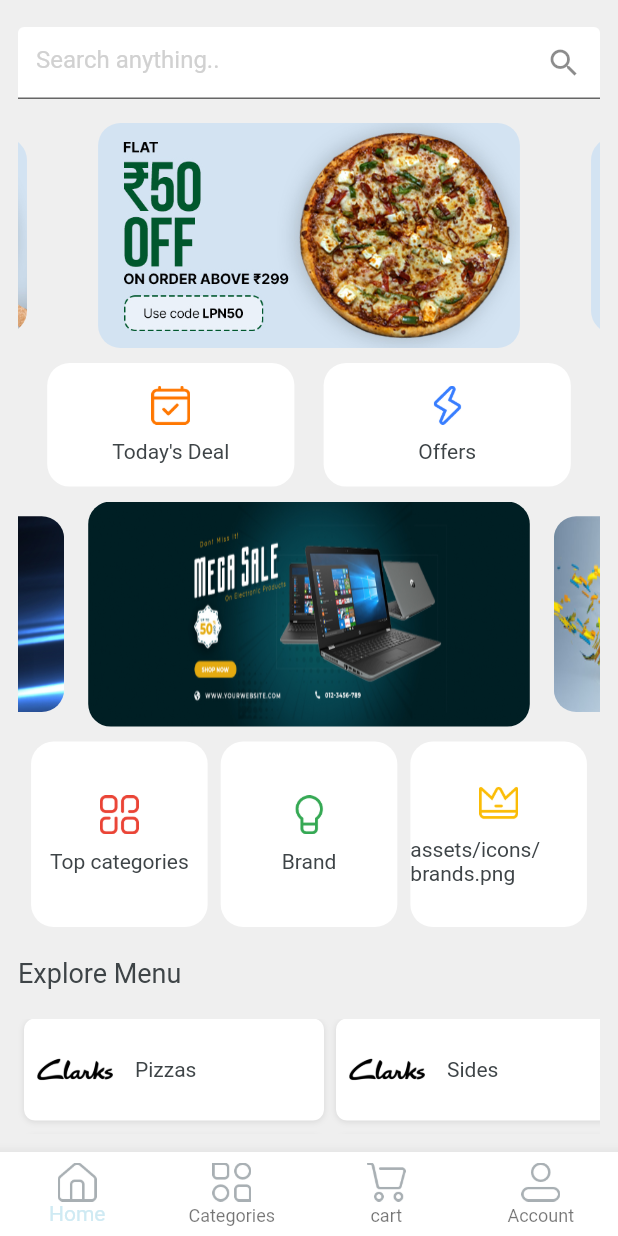
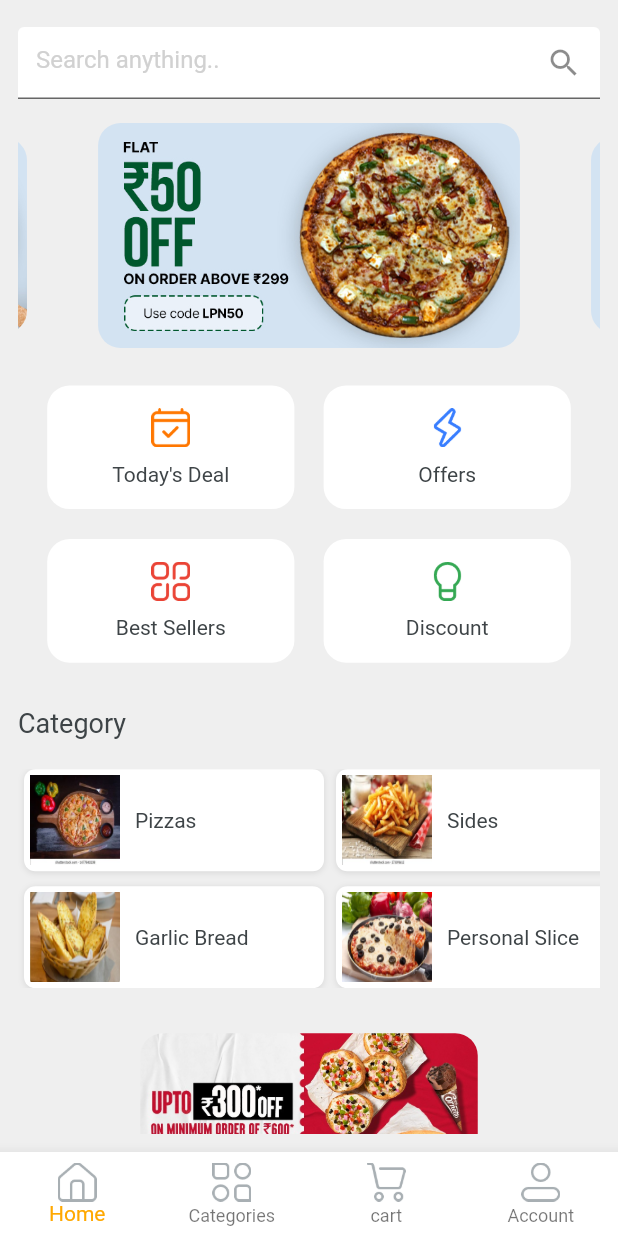
Before and after one commit to jain-dishika/PizzaOrdering-App, a Flutter app: the Home screen opened directly, on a phone screen of 412 x 824 dp. Run offline on Flutter 3.47's test engine with Material 2 defaults, Android fonts, the phone set to English and light mode, and no system bars; drawn by our look-alikes of velocity_x; our stand-ins replace get; Roboto replaces fonts that are missing (sans_bold, sans_regular, sans_semibold).

Commit message:
fixed complete ui

```diff
--- a/lib/consts/colors.dart
+++ b/lib/consts/colors.dart
@@ -5,7 +5,8 @@ const Color fontGrey = Color.fromRGBO(107, 115, 119, 1);
 const Color darkFontGrey = Color.fromRGBO(62, 68, 71, 1);
 const Color whiteColor = Color.fromRGBO(255, 255, 255, 1);
 const Color lightGrey = Color.fromRGBO(239, 239, 239, 1);
-const Color redColor = Color.fromRGBO(207, 234, 243, 1);
+const Color redColor = Color.fromRGBO(247, 63, 63, 1);
 const Color golden = Color.fromRGBO(255, 168, 0, 1);
 const Color lightGolden = Color(0xffFeead1);
+// const Color black = Color.fromRGBO(r, g, b, opacity)
 // const Color iceblue = Color(iceblue);
--- a/lib/consts/images.dart
+++ b/lib/consts/images.dart
@@ -66,7 +66,7 @@ const imgB10 = "assets/images/b10.jpeg";
 const imgCod = "assets/images/cod.png";
 const imgFc1 = "assets/images/fc1.jpeg";
 const imgFc2 = "assets/images/pizza.jpg";
-const imgFc3 = "assets/images/fc3.jpeg";
+const imgFc3 = "assets/images/pizza3.png";
 const imgFc4 = "assets/images/fc4.jpeg";
 const imgFc5 = "assets/images/fc5.jpeg";
 const imgFc6 = "assets/images/fc6.jpeg";
@@ -103,11 +103,11 @@ const imgProfile2 = "assets/images/profile_image_joya_ahsan.jpg";
 const imgProfile = "assets/images/profile_image.png";
 const imgRavePayment = "assets/images/rave_payment.png";
 const imgRozarpay = "assets/images/rozarpay.png";
-const imgS1 = "assets/images/s2.jpg";
-// const imgS2 = "assets/images/s2.jpg";
-const imgS3 = "assets/images/s3.jpg";
-const imgS4 = "assets/images/s4.jpg";
-const imgS5 = "assets/images/s5.jpg";
+const imgS1 = "assets/images/pizza1.jpg";
+const imgS2 = "assets/images/fries.jpg";
+// const imgS3 = "assets/images/s3.jpg";
+const imgS4 = "assets/images/garlic.jpg";
+const imgS5 = "assets/images/pizza2.jpg";
 const imgS6 = "assets/images/s6.jpg";
 const imgS7 = "assets/images/s7.jpg";
 const imgS8 = "assets/images/s8.jpg";
@@ -115,10 +115,10 @@ const imgS9 = "assets/images/s9.jpg";
 const imgS10 = "assets/images/s10.jpg";
 const imgS11 = "assets/images/s11.jpg";
 const imgS12 = "assets/images/s12.jpg";
-const imgSs1 = "assets/images/ss1.jpg";
-const imgSs2 = "assets/images/ss2.jpg";
-const imgSs3 = "assets/images/ss3.jpg";
-const imgSs4 = "assets/images/ss4.jpg";
+const imgSs1 = "assets/images/ss01.jpg";
+const imgSs2 = "assets/images/pizza2.jpg";
+const imgSs3 = "assets/images/pizza1.jpg";
+const imgSs4 = "assets/images/pizza.jpg";
 const imgSave = "assets/images/save.png";
 const imgSlider1 = "assets/images/slider_1.jpg";
 const imgSlider2 = "assets/images/slider_2.jpg";
--- a/lib/consts/lists.dart
+++ b/lib/consts/lists.dart
@@ -3,8 +3,8 @@ import 'package:my_app/consts/consts.dart';
 
 const socialIconList = [icFacebookLogo, icGoogleLogo, icTwitterLogo];
 
-const featuredImages1 = [imgS1, imgS1, imgS3];
-const featuredImages2 = [imgS4, imgS5, imgS6];
+const featuredImages1 = [imgS1, imgS2];
+const featuredImages2 = [imgS4, imgS5];
 
 const featuredTitles1 = [womenDress, girlsDress];
 const featuredTitles2 = [garlicBread, personalSlice];
--- a/lib/consts/strings.dart
+++ b/lib/consts/strings.dart
@@ -1,6 +1,6 @@
-const appname = "pizzaOrdering";
+const appname = "PizzaOrdering";
 const appversion = "Version 1.0.0";
-const credits = "@Baaba Devs";
+const credits = "@Coders_MD";
 const email = "Email";
 const name = "Name";
 const nameHint = "Dishika";
@@ -8,9 +8,9 @@ const emailHint = "admin@admin.com";
 const password = "Password";
 const passwordHint = "******";
 const reTypePassword = "******";
-const login = "LogIn";
+const login = "Log In";
 const signup = "Sign Up";
-const createNewAccount = "or, create a new account";
+const createNewAccount = "or, Create a new account";
 const loginWith = "Log in with";
 const privacyPolicy = "Privacy Policy";
 const termAndCond = "Terms and Conditions";
@@ -27,14 +27,14 @@ const searchanything = "Search anything..",
     todayDeal = "Today's Deal",
     flashsale = "Offers",
     topSellers = "Top SELLERS",
-    brand = "Brand",
+    brand = "Discount",
     womenDress = "Pizzas",
     girlsDress = "Sides",
     personalSlice = "Personal Slice",
     garlicBread = "Garlic Bread",
     featuredProduct = "Treding Items",
-    topCategories = "Top categories",
-    featuredCategories = "Explore Menu";
+    topCategories = "Best Sellers",
+    featuredCategories = "Category";
 
 //category strings
 
@@ -43,7 +43,7 @@ const personalSlices = "Personal Slice",
     regularPizza = "Regular Pizza",
     mediumPizza = "Medium Pizza",
     large = "Large Veg pizza ",
-    giant ="Giant Veg Pizza",
+    giant = "Giant Veg Pizza",
     monster = "Monster Veg Pizza";
 
 const logout = "Logout";
--- a/lib/views/home_screen/featured_button.dart
+++ b/lib/views/home_screen/featured_button.dart
@@ -1,12 +1,19 @@
 import 'package:my_app/consts/consts.dart';
 
-Widget featureButton({String ? title,icon}) {
+Widget featureButton({String? title, icon}) {
   return Row(
     children: [
-      Image.asset(icon, width: 60, fit: BoxFit.fill),
+      Image.asset(icon, width: 60, height: 60, fit: BoxFit.fill),
       10.widthBox,
-      title!.text.fontFamily(semibold).color(darkFontGrey).make(),
-
+      title!.text.size(14).fontFamily(bold).color(darkFontGrey).make(),
     ],
-  ).box.width(200).margin(const EdgeInsets.symmetric(horizontal: 4)).white.padding(const EdgeInsets.all(4)).roundedSM.outerShadow.make();
+  )
+      .box
+      .width(200)
+      .margin(const EdgeInsets.symmetric(horizontal: 4))
+      .white
+      .padding(const EdgeInsets.all(4))
+      .roundedSM
+      .outerShadow
+      .make();
 }
--- a/lib/views/home_screen/home.dart
+++ b/lib/views/home_screen/home.dart
@@ -38,8 +38,8 @@ class Home extends StatelessWidget {
       bottomNavigationBar: Obx(
         () => BottomNavigationBar(
           currentIndex: controller.currentNavIndex.value,
-          selectedItemColor: redColor,
-          selectedLabelStyle: const TextStyle(fontFamily: semibold),
+          selectedItemColor: golden,
+          selectedLabelStyle: const TextStyle(fontFamily: bold),
           type: BottomNavigationBarType.fixed,
           backgroundColor: whiteColor,
           items: navbarItem,
--- a/lib/views/home_screen/home_screen.dart
+++ b/lib/views/home_screen/home_screen.dart
@@ -54,7 +54,7 @@ class HomeScreen extends StatelessWidget {
                                     const EdgeInsets.symmetric(horizontal: 8))
                                 .make();
                           }),
-                      10.heightBox,
+                      25.heightBox,
                       Row(
                           mainAxisAlignment: MainAxisAlignment.spaceEvenly,
                           children: List.generate(
@@ -66,7 +66,82 @@ class HomeScreen extends StatelessWidget {
                                         index == 0 ? icTodaysDeal : icFlashDeal,
                                     title: index == 0 ? todayDeal : flashsale,
                                   ))),
+                      20.heightBox,
+                      Row(
+                        mainAxisAlignment: MainAxisAlignment.spaceEvenly,
+                        children: List.generate(
+                            2,
+                            (index) => homeButtons(
+                                  height: context.screenHeight * 0.1,
+                                  width: context.screenWidth / 2.5,
+                                  icon: index == 0
+                                      ? icTopCategories
+                                      : index == 1
+                                          ? icBrands
+                                          : icTopSeller,
+                                  title: index == 0
+                                      ? topCategories
+                                      : index == 1
+                                          ? brand
+                                          : icBrands,
+                                )),
+                      ),
                       10.heightBox,
+
+                      // 15.heightBox,
+                      // Row(
+                      //   mainAxisAlignment: MainAxisAlignment.spaceEvenly,
+                      //   children: List.generate(
+                      //       2,
+                      //       (index) => homeButtons(
+                      //             height: context.screenHeight * 0.12,
+                      //             width: context.screenWidth / 3.7,
+                      //             icon: index == 0
+                      //                 ? icTopCategories
+                      //                 : index == 1
+                      //                     ? icBrands
+                      //                     : icTopSeller,
+                      //             title: index == 0
+                      //                 ? topCategories
+                      //                 : index == 1
+                      //                     ? brand
+                      //                     : icBrands,
+                      //           )),
+                      // ),
+                      20.heightBox,
+                      Align(
+                        alignment: Alignment.centerLeft,
+                        // crossAxisAlignment: CrossAxisAlignment.start,
+                        child: featuredCategories.text
+                            .color(darkFontGrey)
+                            .size(18)
+                            .fontFamily(semibold)
+                            .make(),
+                      ),
+                      20.heightBox,
+                      SingleChildScrollView(
+                        scrollDirection: Axis.horizontal,
+                        // crossAxisAlignment: CrossAxisAlignment.start,
+                        child: Row(
+                          children: List.generate(
+                            2,
+                            (index) => Column(
+                              crossAxisAlignment: CrossAxisAlignment.start,
+                              children: [
+                                featureButton(
+                                    icon: featuredImages1[index],
+                                    title: featuredTitles1[index]),
+                                10.heightBox,
+                                featureButton(
+                                    icon: featuredImages2[index],
+                                    title: featuredTitles2[index]),
+                              ],
+                            ),
+                          ).toList(),
+                        ),
+                      ),
+
+                      30.heightBox,
                       VxSwiper.builder(
                           aspectRatio: 16 / 9,
                           autoPlay: true,
@@ -85,55 +160,6 @@ class HomeScreen extends StatelessWidget {
                                     const EdgeInsets.symmetric(horizontal: 8))
                                 .make();
                           }),
-                      10.heightBox,
-                      Row(
-                        mainAxisAlignment: MainAxisAlignment.spaceEvenly,
-                        children: List.generate(
-                            3,
-                            (index) => homeButtons(
-                                  height: context.screenHeight * 0.15,
-                                  width: context.screenWidth / 3.5,
-                                  icon: index == 0
-                                      ? icTopCategories
-                                      : index == 1
-                                          ? icBrands
-                                          : icTopSeller,
-                                  title: index == 0
-                                      ? topCategories
-                                      : index == 1
-                                          ? brand
-                                          : icBrands,
-                                )),
-                      ),
-                      20.heightBox,
-                      Align(
-                        alignment: Alignment.centerLeft,
-                        child: featuredCategories.text
-                            .color(darkFontGrey)
-                            .size(18)
-                            .fontFamily(semibold)
-                            .make(),
-                      ),
-                      20.heightBox,
-                      SingleChildScrollView(
-                        scrollDirection: Axis.horizontal,
-                        child: Row(
-                          children: List.generate(
-                            2,
-                            (index) => Column(
-                              children: [
-                                featureButton(
-                                    icon: featuredImages1[index],
-                                    title: featuredTitles1[index]),
-                                10.heightBox,
-                                featureButton(
-                                    icon: featuredImages2[index],
-                                    title: featuredTitles2[index]),
-                              ],
-                            ),
-                          ).toList(),
-                        ),
-                      ),
 
                       // featured products
                       20.heightBox,
@@ -141,11 +167,12 @@ class HomeScreen extends StatelessWidget {
                       Container(
                         padding: const EdgeInsets.all(12),
                         width: double.infinity,
-                        decoration: const BoxDecoration(color: redColor),
+                        // decoration: const BoxDecoration(color: redColor),
                         child: Column(
                           crossAxisAlignment: CrossAxisAlignment.start,
                           children: [
-                            featuredProduct.text.white
+                            featuredProduct.text
+                                .color(darkFontGrey)
                                 .fontFamily(bold)
                                 .size(18)
                                 .make(),
@@ -160,22 +187,23 @@ class HomeScreen extends StatelessWidget {
                                                 CrossAxisAlignment.start,
                                             children: [
                                               Image.asset(
-                                                imgP1,
+                                                imgFc3,
                                                 width: 150,
                                                 fit: BoxFit.cover,
                                               ),
                                               10.heightBox,
-                                              "Laptop"
+                                              "Tandori Paneer Pizza"
                                                   .text
-                                                  .fontFamily(semibold)
-                                                  .color(lightGrey)
+                                                  .fontFamily(bold)
+                                                  .size(16)
+                                                  .color(darkFontGrey)
                                                   .make(),
                                               10.heightBox,
-                                              "\$600"
+                                              "\Rs.250"
                                                   .text
-                                                  .color(redColor)
-                                                  .fontFamily(bold)
-                                                  .size(16)
+                                                  .color(golden)
+                                                  .fontFamily(semibold)
+                                                  .size(14)
                                                   .make()
                                             ],
                                           )
@@ -214,59 +242,59 @@ class HomeScreen extends StatelessWidget {
                       //     }),
 
                       // all product section
-                      20.heightBox,
-                      GridView.builder(
-                          physics: const NeverScrollableScrollPhysics(),
-                          shrinkWrap: true,
-                          itemCount: 6,
-                          gridDelegate:
-                              const SliverGridDelegateWithFixedCrossAxisCount(
-                                  crossAxisCount: 2,
-                                  mainAxisSpacing: 8,
-                                  crossAxisSpacing: 8,
-                                  mainAxisExtent: 300),
-                          itemBuilder: (context, index) {
-                            return Column(
-                              crossAxisAlignment: CrossAxisAlignment.start,
-                              children: [
-                                // featuredProduct.text.white.fontFamily(bold).size(18).make(),
-                                // 10.heightBox,
-                                // SingleChildScrollView(
-                                // scrollDirection: Axis.horizontal,
-                                // child: Row(
-                                // children: List.generate(6, (index) =>Column(
-                                //   crossAxisAlignment: CrossAxisAlignment.start,
-                                // children: [
-                                Image.asset(
-                                  imgP5,
-                                  height: 200,
-                                  width: 200,
-                                  fit: BoxFit.cover,
-                                ),
-                                const Spacer(),
-                                "Laptop"
-                                    .text
-                                    .fontFamily(semibold)
-                                    .color(lightGrey)
-                                    .make(),
-                                10.heightBox,
-                                "\$600"
-                                    .text
-                                    .color(redColor)
-                                    .fontFamily(bold)
-                                    .size(16)
-                                    .make(),
-                                10.heightBox,
-                              ],
-                            )
-                                .box
-                                .white
-                                .margin(
-                                    const EdgeInsets.symmetric(horizontal: 4))
-                                .rounded
-                                .padding(const EdgeInsets.all(9))
-                                .make();
-                          })
+                      // 20.heightBox,
+                      // GridView.builder(
+                      //     physics: const NeverScrollableScrollPhysics(),
+                      //     shrinkWrap: true,
+                      //     itemCount: 6,
+                      //     gridDelegate:
+                      //         const SliverGridDelegateWithFixedCrossAxisCount(
+                      //             crossAxisCount: 2,
+                      //             mainAxisSpacing: 8,
+                      //             crossAxisSpacing: 8,
+                      //             mainAxisExtent: 300),
+                      //     itemBuilder: (context, index) {
+                      //       return Column(
+                      //         crossAxisAlignment: CrossAxisAlignment.start,
+                      //         children: [
+                      //           // featuredProduct.text.white.fontFamily(bold).size(18).make(),
+                      //           // 10.heightBox,
+                      //           // SingleChildScrollView(
+                      //           // scrollDirection: Axis.horizontal,
+                      //           // child: Row(
+                      //           // children: List.generate(6, (index) =>Column(
+                      //           //   crossAxisAlignment: CrossAxisAlignment.start,
+                      //           // children: [
+                      //           Image.asset(
+                      //             imgP5,
+                      //             height: 200,
+                      //             width: 200,
+                      //             fit: BoxFit.cover,
+                      //           ),
+                      //           const Spacer(),
+                      //           "Laptop"
+                      //               .text
+                      //               .fontFamily(semibold)
+                      //               .color(lightGrey)
+                      //               .make(),
+                      //           10.heightBox,
+                      //           "\$600"
+                      //               .text
+                      //               .color(redColor)
+                      //               .fontFamily(bold)
+                      //               .size(16)
+                      //               .make(),
+                      //           10.heightBox,
+                      //         ],
+                      //       )
+                      //           .box
+                      //           .white
+                      //           .margin(
+                      //               const EdgeInsets.symmetric(horizontal: 4))
+                      //           .rounded
+                      //           .padding(const EdgeInsets.all(9))
+                      //           .make();
+                      //     })
                     ],
                   )))
         ],
```
Also changed, not shown: lib/views/category_screen/category_details.dart (+14 -17 lines), lib/views/category_screen/category_screen.dart (+4 -3 lines), lib/views/category_screen/items_details.dart (+163 -108 lines), assets/images/fries.jpg (added), assets/images/garlic.jpg (added), assets/images/pizza1.jpg (added), assets/images/pizza2.jpg (added), assets/images/pizza3.png (added), assets/images/ss01.jpg (added), assets/images/ss02.jpg (added).
